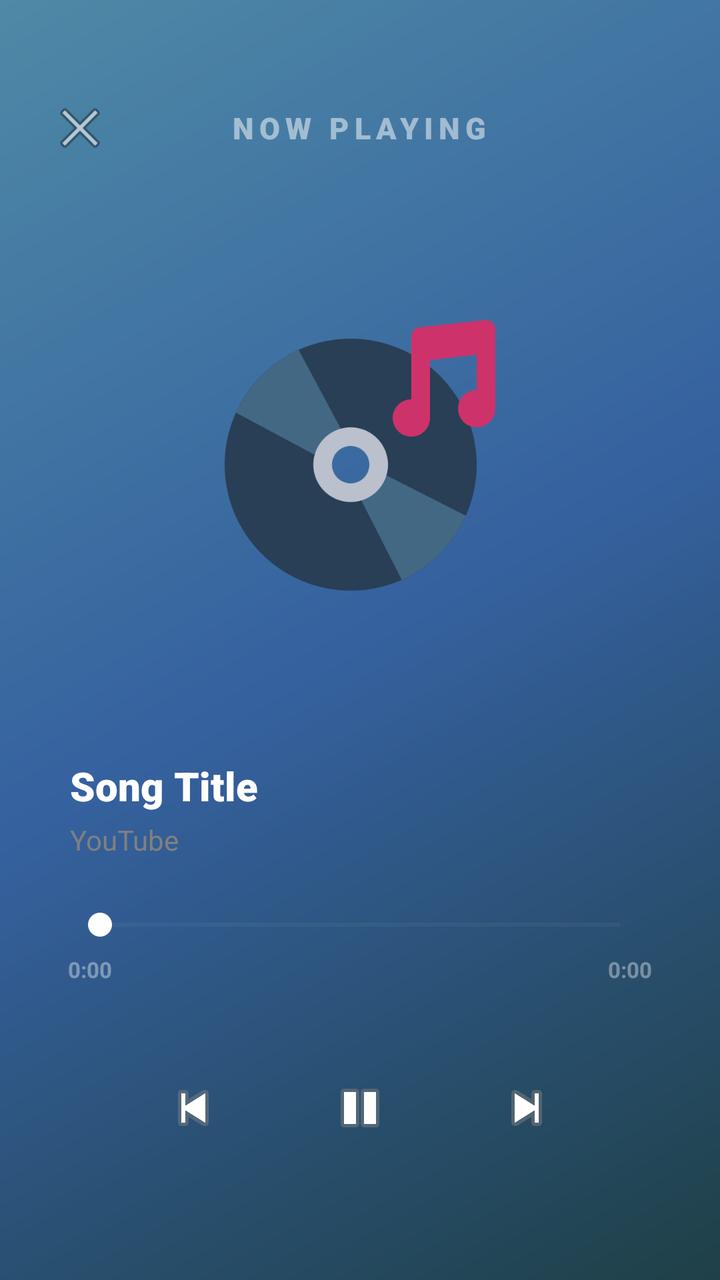
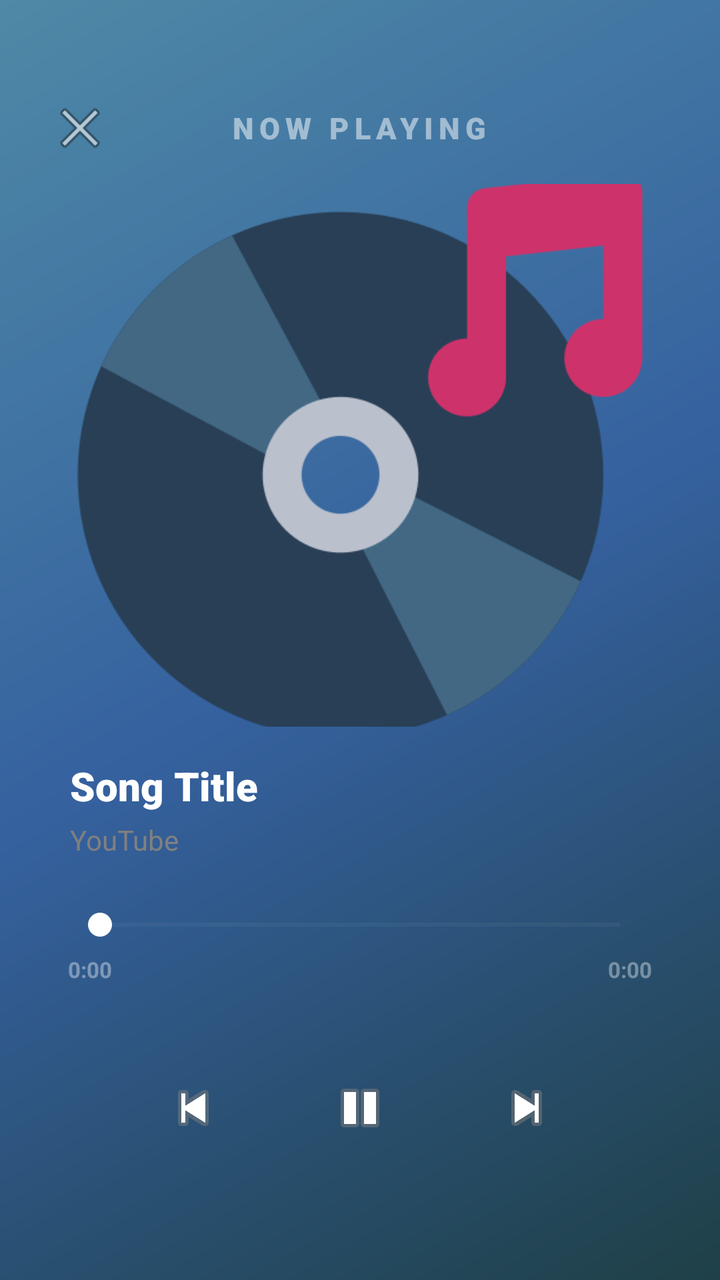

Two renders of the same Android screen: before a commit and after it. Below are the layout's source before the change and the commit's diff.
<!-- AndroidManifest.xml: application theme Theme.NixinMusic -->
<!-- res/layout/activity_stream_player.xml -->
<?xml version="1.0" encoding="utf-8"?>
<LinearLayout
    xmlns:android="http://schemas.android.com/apk/res/android"
    android:layout_width="match_parent"
    android:layout_height="match_parent"
    android:orientation="vertical"
    android:background="@drawable/bg_gradient"
    android:paddingStart="10dp"
    android:paddingEnd="10dp"
    android:paddingTop="36dp"
    android:paddingBottom="40dp">
    
    <RelativeLayout
        android:layout_width="match_parent"
        android:layout_height="56dp"
        android:paddingStart="8dp"
        android:paddingEnd="8dp">

        <ImageButton
            android:id="@+id/btnStreamBack"
            android:layout_width="44dp"
            android:layout_height="44dp"
            android:layout_alignParentStart="true"
            android:layout_centerVertical="true"
            android:src="@android:drawable/ic_menu_close_clear_cancel"
            android:background="#00FFFFFF"
            android:padding="10dp"
            android:contentDescription="Close"/>

        <TextView
            android:layout_width="wrap_content"
            android:layout_height="wrap_content"
            android:layout_centerInParent="true"
            android:text="NOW PLAYING"
            android:textColor="#80FFFFFF"
            android:fontFamily="sans-serif-black"
            android:textSize="15sp"
            android:textStyle="bold"
            android:letterSpacing="0.18"/>

    </RelativeLayout>

    <ImageView
        android:id="@+id/imgStreamThumb"
        android:layout_width="match_parent"
        android:layout_height="0dp"
        android:layout_weight="1"
        android:padding="100dp"
        android:layout_marginBottom="8dp"
        android:scaleType="centerCrop"
        android:src="@drawable/music"
        android:contentDescription="Thumbnail"/>

    <RelativeLayout
        android:layout_width="match_parent"
        android:layout_height="wrap_content"
        android:paddingStart="25dp"
        android:paddingEnd="25dp"
        android:paddingTop="12dp"
        android:paddingBottom="4dp">

        <LinearLayout
            android:layout_width="wrap_content"
            android:layout_height="wrap_content"
            android:layout_centerVertical="true"
            android:layout_alignParentStart="true"
            android:orientation="vertical">

            <TextView
                android:id="@+id/txtStreamTitle"
                android:layout_width="wrap_content"
                android:layout_height="wrap_content"
                android:text="Song Title"
                android:textColor="#FFFFFF"
                android:textSize="20sp"
                android:textStyle="bold"
                android:fontFamily="sans-serif-black"
                android:maxLines="1"
                android:ellipsize="end"/>

            <TextView
                android:id="@+id/txtStreamSource"
                android:layout_width="wrap_content"
                android:layout_height="wrap_content"
                android:layout_marginTop="4dp"
                android:text="YouTube"
                android:textColor="#808080"
                android:textSize="14sp"/>

        </LinearLayout>
    </RelativeLayout>

    <LinearLayout
        android:layout_width="match_parent"
        android:layout_height="wrap_content"
        android:orientation="vertical"
        android:paddingStart="24dp"
        android:paddingEnd="24dp"
        android:paddingTop="16dp">

        <SeekBar
            android:id="@+id/streamSeekBar"
            android:layout_width="match_parent"
            android:layout_height="wrap_content"
            android:progressTint="#60EFFF"
            android:progressBackgroundTint="#25FFFFFF"
            android:thumbTint="#FFFFFFFF"/>

        <RelativeLayout
            android:layout_width="match_parent"
            android:layout_height="wrap_content"
            android:layout_marginTop="6dp">

            <TextView
                android:id="@+id/txtStreamElapsed"
                android:layout_width="wrap_content"
                android:layout_height="wrap_content"
                android:layout_alignParentStart="true"
                android:text="0:00"
                android:textColor="#60FFFFFF"
                android:textSize="11sp"
                android:textStyle="bold"/>

            <TextView
                android:id="@+id/txtStreamDuration"
                android:layout_width="wrap_content"
                android:layout_height="wrap_content"
                android:layout_alignParentEnd="true"
                android:text="0:00"
                android:textColor="#60FFFFFF"
                android:textSize="11sp"
                android:textStyle="bold"/>

        </RelativeLayout>
    </LinearLayout>

    <LinearLayout
        android:layout_width="match_parent"
        android:layout_height="wrap_content"
        android:orientation="horizontal"
        android:gravity="center_vertical"
        android:paddingStart="50dp"
        android:paddingEnd="50dp"
        android:paddingTop="24dp"
        android:paddingBottom="8dp">

        <ImageButton
            android:id="@+id/btnStreamPrev"
            android:layout_width="56dp"
            android:layout_height="56dp"
            android:layout_weight="1"
            android:src="@android:drawable/ic_media_previous"
            android:background="#00FFFFFF"
            android:padding="14dp"
            android:contentDescription="Previous"/>

        <FrameLayout
            android:layout_width="76dp"
            android:layout_height="76dp"
            android:layout_weight="1">

            <ImageButton
                android:id="@+id/btnStreamPlayPause"
                android:layout_width="match_parent"
                android:layout_height="76dp"
                android:background="#00FFFFFF"
                android:padding="18dp"
                android:src="@android:drawable/ic_media_pause"
                android:contentDescription="Play Pause"/>

        </FrameLayout>

        <ImageButton
            android:id="@+id/btnStreamNext"
            android:layout_width="56dp"
            android:layout_height="56dp"
            android:layout_weight="1"
            android:src="@android:drawable/ic_media_next"
            android:background="#00FFFFFF"
            android:padding="14dp"
            android:contentDescription="Next"/>

    </LinearLayout>

</LinearLayout>
<!-- resources referenced by this layout -->
<resources>
  <!-- drawable bg_gradient (drawable) -->
  <?xml version="1.0" encoding="utf-8"?>
  <shape xmlns:android="http://schemas.android.com/apk/res/android">
  
      <gradient
          android:angle="135"
          android:startColor="#1F4047"
          android:centerColor="#35619F"
          android:endColor="#4E89A6"/>
  
  </shape>
  <!-- drawable music: png bitmap (drawable, 25820 bytes) -->
  <style name="Theme.NixinMusic" parent="Base.Theme.NixinMusic">
          
          <item name="android:navigationBarColor">@android:color/transparent</item>
          <item name="android:statusBarColor">@android:color/transparent</item>
          <item name="android:windowLightStatusBar">?attr/isLightTheme</item>
      </style>
  <style name="Base.Theme.NixinMusic" parent="Theme.Material3.DayNight.NoActionBar">
          
          
      </style>
</resources>

<!-- the commit's change to res/layout/activity_stream_player.xml (unified diff, before → after) -->
@@ -45,7 +45,7 @@
         android:layout_width="match_parent"
         android:layout_height="0dp"
         android:layout_weight="1"
-        android:padding="100dp"
+        android:padding="24dp"
         android:layout_marginBottom="8dp"
         android:scaleType="centerCrop"
         android:src="@drawable/music"
